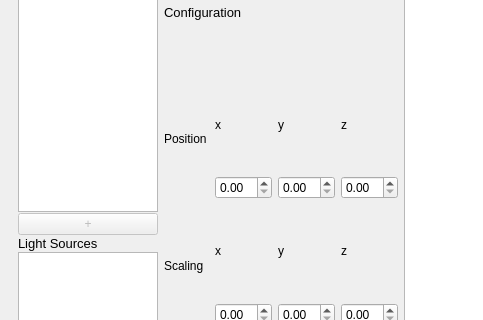
Above: frontend/mainGui.ui from Rayrangers/SOPR_WS24_25-Raytracers before the change; both pictures show x 0 to 483 and y 85 to 405 of the 843 by 605 pixel window. Below: the same form after it.
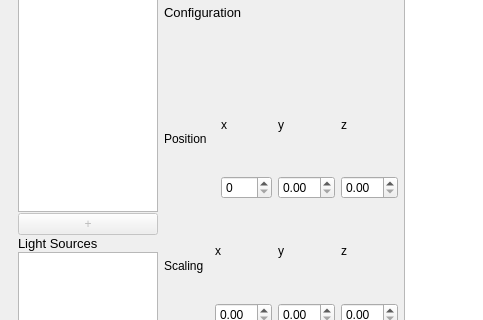
That is the form after the change. The open tabs and pages were chosen to show the change.

Commit message: feat: enable selection of an .obj-file

Diff of the .ui file:
```diff
--- a/frontend/mainGui.ui
+++ b/frontend/mainGui.ui
@@ -689,7 +689,14 @@
                  </widget>
                 </item>
                 <item>
-                 <widget class="QDoubleSpinBox" name="pos_x_doubleSpinBox_conf"/>
+                 <widget class="QSpinBox" name="pos_x_spinBox_conf">
+                  <property name="contextMenuPolicy">
+                   <enum>Qt::ContextMenuPolicy::NoContextMenu</enum>
+                  </property>
+                  <property name="maximum">
+                   <number>100</number>
+                  </property>
+                 </widget>
                 </item>
                </layout>
               </item>
```
Left out of the diff: 8 changed lines with no effect on the pictures. The commit also changes 2 other files.
